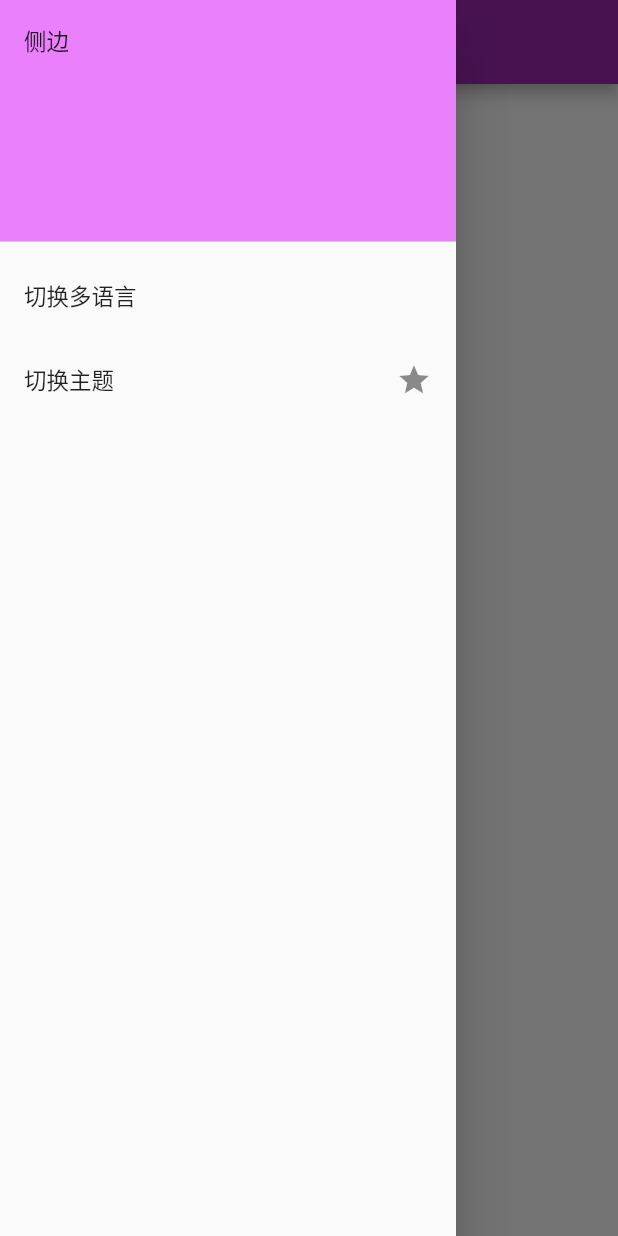
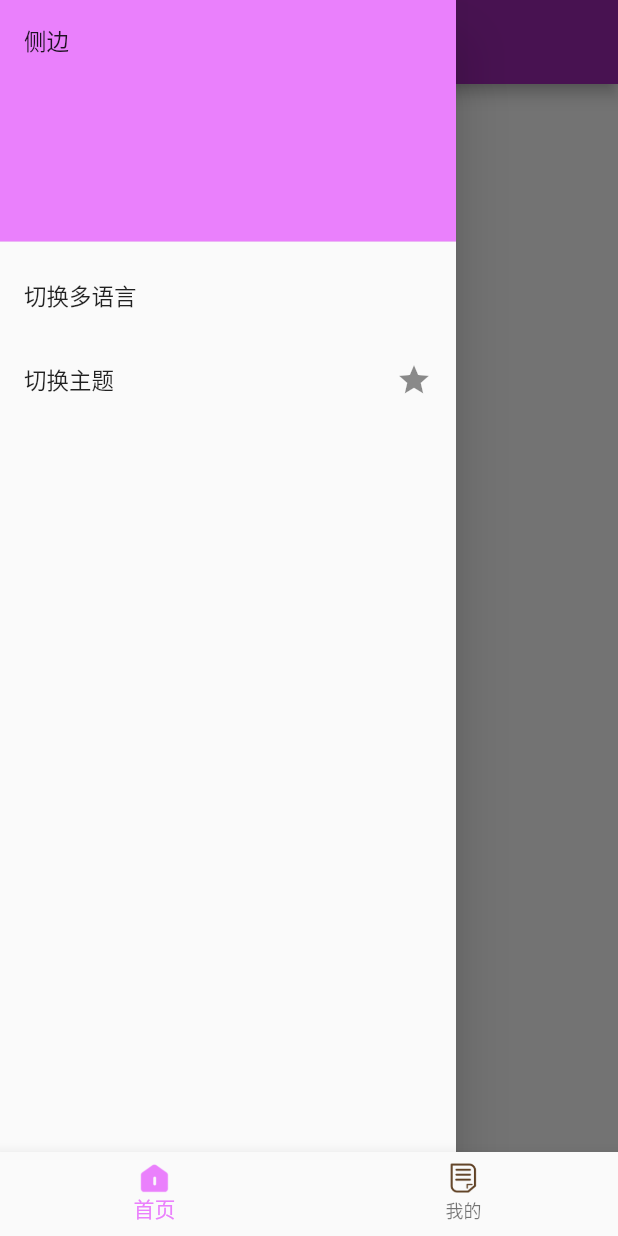
Before and after one commit to chocolateonly/flutter_ok, a Flutter app: the screen it shows after launch, with the side drawer open, on a phone screen of 412 x 824 dp. Run offline on Flutter 3.47's test engine with Material 2 defaults, Android fonts, the phone set to English and light mode, and no system bars; our stand-ins replace shared_preferences.

Commit message:
feat:加tab

```diff
--- /dev/null
+++ b/lib/config/resouce_manager.dart
@@ -0,0 +1,15 @@
+class ImageHelper{
+  static const String baseUrl ='';
+  static const String img ="https://ss3.bdstatic.com/70cFv8Sh_Q1YnxGkpoWK1HF6hhy/it/u=1256863125,2563728258&fm=26&gp=0.jpg";
+  static const String emptyImg="assets/img/null.png";
+  static String wrapUrl(String url) {
+    if (url.startsWith('http')) {
+      return url;
+    }else{}
+    return baseUrl + url;
+  }
+
+  static String wrapAssets(String url) {
+    return "assets/img/" + url;
+  }
+}
--- a/lib/config/router_manager.dart
+++ b/lib/config/router_manager.dart
@@ -2,14 +2,18 @@ import 'package:flutter/cupertino.dart';
 import 'package:flutter/material.dart';
 import 'package:flutter_ok/ui/pages/home/myHome.dart';
 import 'package:flutter_ok/ui/pages/language/language.dart';
+import 'package:flutter_ok/ui/pages/tab/index.dart';
 class RouteName{
 static const String login='login';
 static const String tab='tab';
+static const String home='home';
 }
 class Routers{
    static Route<dynamic> generateRoute(RouteSettings settings){
      switch(settings.name){
        case RouteName.tab:
+         return CupertinoPageRoute(builder: (_) => TabNavigator(tabIndex: 0,orderStatus: 0));
+       case RouteName.home:
          return CupertinoPageRoute(builder: (_) => MyHomePage(title: 'title'));
        case RouteName.login:
          return CupertinoPageRoute(builder: (_) => LanguagePage());
--- a/lib/l10n/intl_en.arb
+++ b/lib/l10n/intl_en.arb
@@ -2,5 +2,7 @@
   "index": "index",
   "language": "language",
   "switchLanguage": "switch language",
-  "switchTheme": "switch theme"
+  "switchTheme": "switch theme",
+  "tab1": "Index",
+  "tab2": "My"
 }
--- a/lib/l10n/intl_zh_CN.arb
+++ b/lib/l10n/intl_zh_CN.arb
@@ -2,5 +2,7 @@
   "index": "首页",
   "language": "语言",
   "switchLanguage": "切换多语言",
-  "switchTheme": "切换主题"
+  "switchTheme": "切换主题",
+  "tab1": "首页",
+  "tab2": "我的"
 }
--- /dev/null
+++ b/lib/ui/pages/tab/index.dart
@@ -0,0 +1,74 @@
+import 'package:flutter/material.dart';
+import 'package:flutter_ok/ui/pages/home/myHome.dart';
+import 'package:flutter_ok/ui/pages/language/language.dart';
+import 'package:flutter_ok/generated/l10n.dart';
+import 'package:flutter_ok/config/resouce_manager.dart';
+class TabNavigator extends StatefulWidget {
+  var tabIndex;
+  var orderStatus;
+  TabNavigator({this.tabIndex:0,this.orderStatus:0});
+  @override
+  _TabNavigatorState createState() => _TabNavigatorState();
+}
+
+class _TabNavigatorState extends State<TabNavigator> with WidgetsBindingObserver{
+  var _pageController = PageController();
+  int _selectedIndex = 0;
+  var _lastPressed;
+  List<Widget> pages = <Widget>[MyHomePage(title: 'title'),LanguagePage()];
+
+  @override
+  void initState() {
+    _pageController = PageController(initialPage:widget.tabIndex);
+    _selectedIndex=widget.tabIndex;
+    pages = <Widget>[MyHomePage(title: 'title'),LanguagePage()];
+    super.initState();
+  }
+  @override
+  Widget build(BuildContext context) {
+    return Scaffold(
+      body: WillPopScope( //处理是否离开当前页面
+        onWillPop: () async {
+          if(_lastPressed==null || DateTime.now().difference(_lastPressed) > Duration(seconds: 1)){
+            //两次点击间隔超过1秒则重新计时
+            _lastPressed=DateTime.now();
+            return false;
+          }
+          return true;
+        },
+        child: PageView.builder(
+          itemBuilder: (ctx,index)=>pages[index],
+          itemCount: pages.length,
+          controller:_pageController,
+          physics: NeverScrollableScrollPhysics(),
+          onPageChanged: (index){
+            setState(() {
+              _selectedIndex = index;
+            });
+          },
+        ),
+      ),
+      bottomNavigationBar: BottomNavigationBar(
+        type:BottomNavigationBarType.fixed,
+        selectedItemColor: Theme.of(context).accentColor,
+        items:<BottomNavigationBarItem>[
+          BottomNavigationBarItem(
+              icon:Image.asset(ImageHelper.wrapAssets("icon_tab1.png"),width:20,height:20),
+              title: Text(S.of(context).tab1),
+              activeIcon: Image.asset(ImageHelper.wrapAssets("icon_tab1_active.png"), color: Theme.of(context).accentColor, height: 20, width: 20)
+          ),
+          BottomNavigationBarItem(
+              icon:Image.asset(ImageHelper.wrapAssets("icon_tab2.png"),width:20,height:20),
+              title: Text(S.of(context).tab2),
+              activeIcon: Image.asset(ImageHelper.wrapAssets("icon_tab2_active.png"), color: Theme.of(context).accentColor, height: 20, width: 20)
+          ),
+        ],
+        currentIndex: _selectedIndex,
+        onTap: (index){
+          print(index);
+          _pageController.jumpToPage(index);
+        },
+      ),
+    );
+  }
+}
--- a/pubspec.yaml
+++ b/pubspec.yaml
@@ -50,6 +50,8 @@ flutter:
   uses-material-design: true
 
   # To add assets to your application, add an assets section, like this:
+  assets:
+    - assets/img/
   # assets:
   #   - images/a_dot_burr.jpeg
   #   - images/a_dot_ham.jpeg
```
Also changed, not shown: assets/img/icon_tab1.png (added), assets/img/icon_tab1_active.png (added), assets/img/icon_tab2.png (added), assets/img/icon_tab2_active.png (added), lib/generated/intl/messages_en.dart, lib/generated/intl/messages_zh_CN.dart, lib/generated/l10n.dart.
